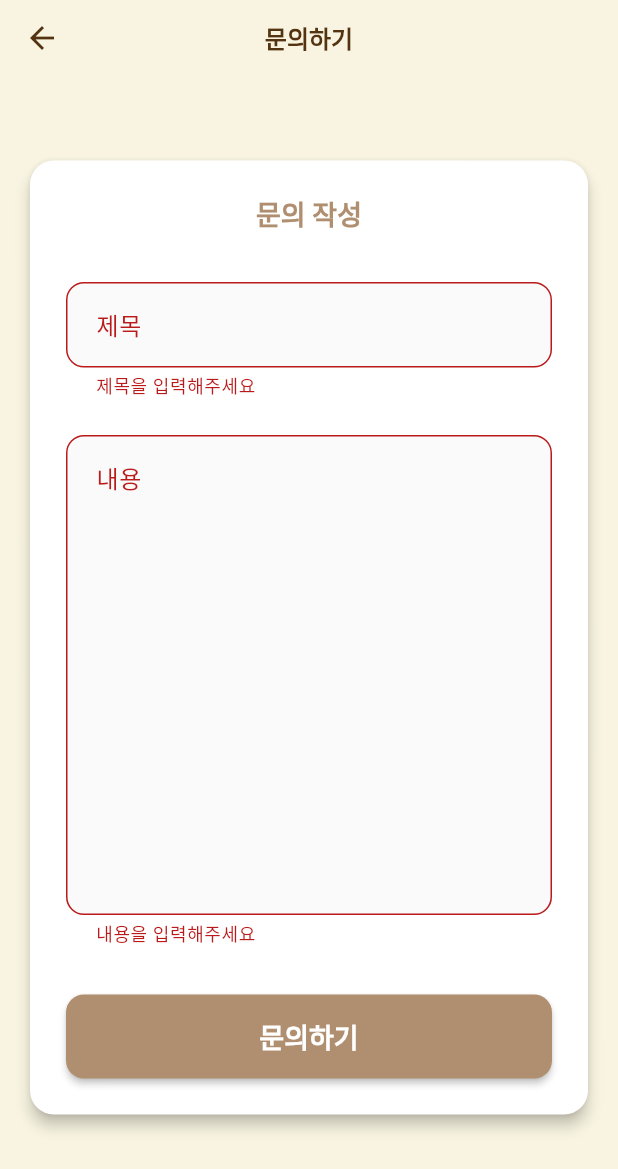
After one commit to kst20209/leet_seung_mo, a Flutter app: the InquiryPage screen opened directly, after a tap on "문의하기", on a phone screen of 412 x 824 dp. The commit adds this screen. Shown: the top 1169 px of the screen. Run offline on Flutter 3.47's test engine with Material 3 defaults, Android fonts, the phone set to English and light mode, and no system bars; our stand-ins replace cloud_firestore, firebase_auth, firebase_core, flutter_cache_manager; accounts and stored records are empty.

Commit message:
문의하기 기능 추가 완료

```diff
--- a/lib/screens/my_page.dart
+++ b/lib/screens/my_page.dart
@@ -1,6 +1,7 @@
 import 'package:flutter/material.dart';
 import 'package:provider/provider.dart';
 import '../providers/auth_provider.dart';
+import 'mypage/inquiry_page.dart';
 import 'mypage/point_transaction_history_page.dart';
 import 'dart:convert';
 
@@ -189,7 +190,18 @@ class _MyPageState extends State<MyPage> {
           );
         },
       },
-      {'title': '문의하기', 'icon': Icons.help},
+      {
+        'title': '문의하기',
+        'icon': Icons.help,
+        'onTap': () {
+          Navigator.push(
+            context,
+            MaterialPageRoute(
+              builder: (context) => const InquiryPage(),
+            ),
+          );
+        },
+      },
       {'title': '회사 정보', 'icon': Icons.info},
       {'title': '개인정보처리방침', 'icon': Icons.security},
       {'title': '이용약관', 'icon': Icons.description},
--- /dev/null
+++ b/lib/screens/mypage/inquiry_page.dart
@@ -0,0 +1,216 @@
+import 'package:flutter/material.dart';
+import 'package:provider/provider.dart';
+import '../../providers/auth_provider.dart';
+import '../../providers/user_data_provider.dart';
+import '../../utils/inquiry_service.dart';
+
+class InquiryPage extends StatefulWidget {
+  const InquiryPage({Key? key}) : super(key: key);
+
+  @override
+  State<InquiryPage> createState() => _InquiryPageState();
+}
+
+class _InquiryPageState extends State<InquiryPage> {
+  final _formKey = GlobalKey<FormState>();
+  final _titleController = TextEditingController();
+  final _contentController = TextEditingController();
+  final _inquiryService = InquiryService();
+  bool _isSubmitting = false;
+
+  @override
+  void dispose() {
+    _titleController.dispose();
+    _contentController.dispose();
+    super.dispose();
+  }
+
+  Future<void> _submitInquiry() async {
+    if (!_formKey.currentState!.validate() || _isSubmitting) return;
+
+    final authProvider = context.read<AppAuthProvider>();
+    final userDataProvider = context.read<UserDataProvider>();
+
+    if (authProvider.user == null) {
+      ScaffoldMessenger.of(context).showSnackBar(
+        const SnackBar(content: Text('로그인이 필요합니다.')),
+      );
+      return;
+    }
+
+    setState(() => _isSubmitting = true);
+
+    try {
+      await _inquiryService.submitInquiry(
+        userId: authProvider.user!.uid,
+        title: _titleController.text,
+        content: _contentController.text,
+        userNickname: userDataProvider.nickname,
+      );
+
+      if (mounted) {
+        ScaffoldMessenger.of(context).showSnackBar(
+          const SnackBar(
+            content: Text('문의가 성공적으로 제출되었습니다.'),
+            backgroundColor: Colors.green,
+          ),
+        );
+        Navigator.pop(context);
+      }
+    } catch (e) {
+      if (mounted) {
+        ScaffoldMessenger.of(context).showSnackBar(
+          SnackBar(
+            content: Text(e.toString()),
+            backgroundColor: Colors.red,
+          ),
+        );
+      }
+    } finally {
+      if (mounted) {
+        setState(() => _isSubmitting = false);
+      }
+    }
+  }
+
+  @override
+  Widget build(BuildContext context) {
+    // 화면 크기에 따라 최대 너비 설정
+    final screenWidth = MediaQuery.of(context).size.width;
+    final contentWidth = screenWidth > 768 ? 700.0 : screenWidth;
+    final horizontalPadding =
+        screenWidth > 768 ? (screenWidth - contentWidth) / 2 : 16.0;
+
+    return Scaffold(
+      appBar: AppBar(
+        title: const Text('문의하기'),
+        elevation: 0,
+        centerTitle: true,
+      ),
+      body: Center(
+        child: SingleChildScrollView(
+          child: Padding(
+            padding: EdgeInsets.symmetric(
+              horizontal: horizontalPadding,
+              vertical: 24.0,
+            ),
+            child: Form(
+              key: _formKey,
+              child: Column(
+                crossAxisAlignment: CrossAxisAlignment.stretch,
+                children: [
+                  Card(
+                    shape: RoundedRectangleBorder(
+                      borderRadius: BorderRadius.circular(16),
+                    ),
+                    elevation: 4,
+                    child: Padding(
+                      padding: const EdgeInsets.all(24.0),
+                      child: Column(
+                        crossAxisAlignment: CrossAxisAlignment.stretch,
+                        children: [
+                          Text(
+                            '문의 작성',
+                            style: Theme.of(context)
+                                .textTheme
+                                .headlineMedium
+                                ?.copyWith(
+                                  fontWeight: FontWeight.bold,
+                                  color: Theme.of(context).primaryColor,
+                                ),
+                            textAlign: TextAlign.center,
+                          ),
+                          const SizedBox(height: 32),
+                          TextFormField(
+                            controller: _titleController,
+                            decoration: InputDecoration(
+                              labelText: '제목',
+                              hintText: '문의 제목을 입력해주세요',
+                              border: OutlineInputBorder(
+                                borderRadius: BorderRadius.circular(12),
+                              ),
+                              filled: true,
+                              fillColor: Colors.grey[50],
+                              contentPadding: const EdgeInsets.symmetric(
+                                horizontal: 16,
+                                vertical: 16,
+                              ),
+                            ),
+                            validator: (value) {
+                              if (value == null || value.isEmpty) {
+                                return '제목을 입력해주세요';
+                              }
+                              return null;
+                            },
+                          ),
+                          const SizedBox(height: 24),
+                          TextFormField(
+                            controller: _contentController,
+                            decoration: InputDecoration(
+                              labelText: '내용',
+                              hintText: '문의하실 내용을 자세히 작성해주세요',
+                              border: OutlineInputBorder(
+                                borderRadius: BorderRadius.circular(12),
+                              ),
+                              filled: true,
+                              fillColor: Colors.grey[50],
+                              contentPadding: const EdgeInsets.symmetric(
+                                horizontal: 16,
+                                vertical: 16,
+                              ),
+                              alignLabelWithHint: true,
+                            ),
+                            maxLines: 12,
+                            validator: (value) {
+                              if (value == null || value.isEmpty) {
+                                return '내용을 입력해주세요';
+                              }
+                              return null;
+                            },
+                          ),
+                          const SizedBox(height: 32),
+                          SizedBox(
+                            height: 56,
+                            child: ElevatedButton(
+                              onPressed: _isSubmitting ? null : _submitInquiry,
+                              style: ElevatedButton.styleFrom(
+                                shape: RoundedRectangleBorder(
+                                  borderRadius: BorderRadius.circular(12),
+                                ),
+                                elevation: 2,
+                              ),
+                              child: _isSubmitting
+                                  ? const SizedBox(
+                                      width: 24,
+                                      height: 24,
+                                      child: CircularProgressIndicator(
+                                        strokeWidth: 2,
+                                        valueColor:
+                                            AlwaysStoppedAnimation<Color>(
+                                                Colors.white),
+                                      ),
+                                    )
+                                  : const Text(
+                                      '문의하기',
+                                      style: TextStyle(
+                                        fontSize: 18,
+                                        fontWeight: FontWeight.bold,
+                                      ),
+                                    ),
+                            ),
+                          ),
+                        ],
+                      ),
+                    ),
+                  ),
+                  const SizedBox(height: 24),
+                  // 안내 메시지 추가
+                ],
+              ),
+            ),
+          ),
+        ),
+      ),
+    );
+  }
+}
--- /dev/null
+++ b/lib/utils/inquiry_service.dart
@@ -0,0 +1,27 @@
+import 'package:cloud_firestore/cloud_firestore.dart';
+
+class InquiryService {
+  final FirebaseFirestore _firestore = FirebaseFirestore.instance;
+
+  Future<void> submitInquiry({
+    required String userId,
+    required String title,
+    required String content,
+    String? userNickname,
+  }) async {
+    try {
+      await _firestore.collection('inquiries').add({
+        'userId': userId,
+        'title': title,
+        'content': content,
+        'userNickname': userNickname,
+        'status': 'pending',
+        'createdAt': FieldValue.serverTimestamp(),
+        'updatedAt': FieldValue.serverTimestamp(),
+        'isDeleted': false,
+      });
+    } catch (e) {
+      throw Exception('문의 제출 중 오류가 발생했습니다: $e');
+    }
+  }
+}
```
